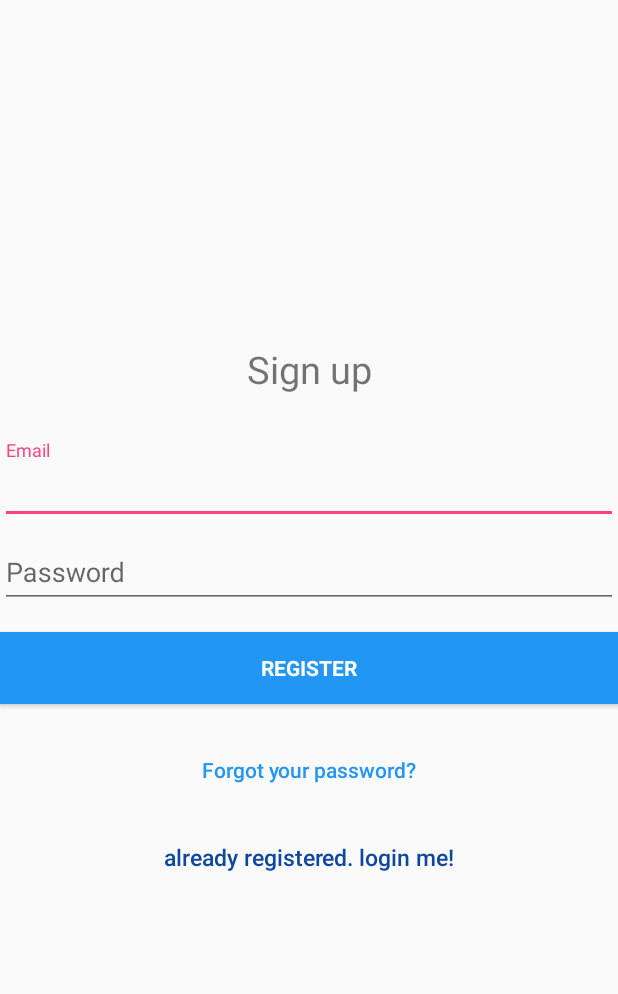
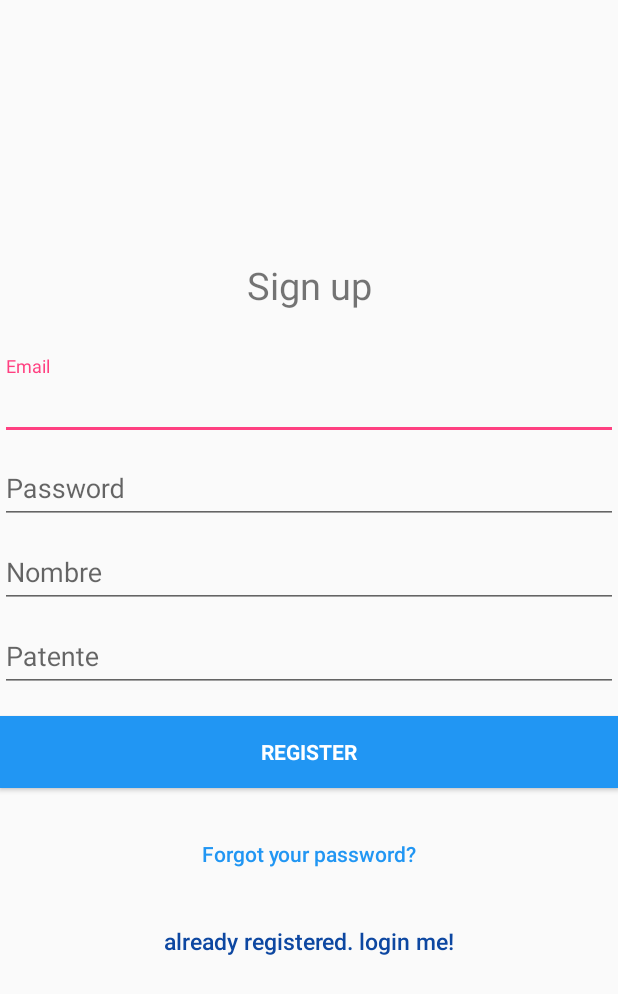
Before and after one commit to joaquinjv/steertesis, an Android app: the SignupActivity screen opened directly, with no data from a screen before it, on a phone screen of 412 x 824 dp. Shown: the top 994 px of the screen. Run offline under Robolectric (Android 15) with nearby library versions, the phone set to English and light mode, and no system bars; our stand-ins replace Firebase (no records; nobody signed in at launch, a user with empty details on screens opened directly); 1 statement that could not run was skipped.

```diff
--- a/app/src/main/java/com/unlp/tesis/steer/SignupActivity.java
+++ b/app/src/main/java/com/unlp/tesis/steer/SignupActivity.java
@@ -18,13 +18,18 @@ import com.google.android.gms.tasks.OnCompleteListener;
 import com.google.android.gms.tasks.Task;
 import com.google.firebase.auth.AuthResult;
 import com.google.firebase.auth.FirebaseAuth;
+import com.google.firebase.auth.FirebaseUser;
+import com.google.firebase.database.DatabaseReference;
+import com.google.firebase.database.FirebaseDatabase;
+import com.unlp.tesis.steer.entities.User;
 
 public class SignupActivity extends AppCompatActivity {
 
-    private EditText inputEmail, inputPassword;
+    private EditText inputEmail, inputPassword, inputName, inputPlate;
     private Button btnSignIn, btnSignUp, btnResetPassword;
     private ProgressBar progressBar;
     private FirebaseAuth auth;
+    private DatabaseReference mDatabase;
 
     @Override
     protected void onCreate(Bundle savedInstanceState) {
@@ -35,6 +40,8 @@ public class SignupActivity extends AppCompatActivity {
 //        setSupportActionBar(toolbar);
         getSupportActionBar().setDisplayHomeAsUpEnabled(true);
 
+        //Get Firebase database instance
+        mDatabase = FirebaseDatabase.getInstance().getReference();
         //Get Firebase auth instance
         auth = FirebaseAuth.getInstance();
 
@@ -42,6 +49,8 @@ public class SignupActivity extends AppCompatActivity {
         btnSignUp = (Button) findViewById(R.id.sign_up_button);
         inputEmail = (EditText) findViewById(R.id.email);
         inputPassword = (EditText) findViewById(R.id.password);
+        inputName = (EditText) findViewById(R.id.name);
+        inputPlate = (EditText) findViewById(R.id.plate);
         progressBar = (ProgressBar) findViewById(R.id.progressBar);
         btnResetPassword = (Button) findViewById(R.id.btn_reset_password);
 
@@ -84,7 +93,7 @@ public class SignupActivity extends AppCompatActivity {
 
                 progressBar.setVisibility(View.VISIBLE);
                 //create user
-                auth.createUserWithEmailAndPassword(email, password)
+                auth. createUserWithEmailAndPassword(email, password)
                         .addOnCompleteListener(SignupActivity.this, new OnCompleteListener<AuthResult>() {
                             @Override
                             public void onComplete(@NonNull Task<AuthResult> task) {
@@ -97,14 +106,25 @@ public class SignupActivity extends AppCompatActivity {
                                     Toast.makeText(SignupActivity.this, "Authentication failed." + task.getException(),
                                             Toast.LENGTH_SHORT).show();
                                 } else {
-                                    startActivity(new Intent(SignupActivity.this, MainActivity.class));
-                                    finish();
+                                    onAuthSuccess(task.getResult().getUser());
                                 }
                             }
                         });
 
             }
         });
+    }
+
+    private void onAuthSuccess(FirebaseUser user) {
+        String name = inputName.getText().toString().trim();
+        String plate = inputPlate.getText().toString().trim();
+
+        // Write new user
+        writeNewUser(user.getUid(), name, user.getEmail(), plate);
+
+        // Go to MainActivity
+        startActivity(new Intent(SignupActivity.this, MainActivity.class));
+        finish();
     }
 
     private void resetPassword() {
@@ -155,4 +175,11 @@ public class SignupActivity extends AppCompatActivity {
         super.onResume();
         progressBar.setVisibility(View.GONE);
     }
+
+    // [START basic_write]
+    private void writeNewUser(String userId, String name, String email, String plate) {
+        User user = new User(name, email, plate);
+
+        mDatabase.child("users").child(userId).setValue(user);
+    }
 }
--- a/app/src/main/res/layout/activity_signup.xml
+++ b/app/src/main/res/layout/activity_signup.xml
@@ -67,6 +67,38 @@
 
         </android.support.design.widget.TextInputLayout>
 
+        <android.support.design.widget.TextInputLayout
+            android:layout_width="match_parent"
+            android:layout_height="wrap_content">
+
+            <EditText
+                android:id="@+id/name"
+                android:layout_width="match_parent"
+                android:layout_height="wrap_content"
+                android:hint="@string/name"
+                android:inputType="text"
+                android:imeOptions="actionNext"
+                android:maxLines="1"
+                android:textColor="@color/input_register" />
+
+        </android.support.design.widget.TextInputLayout>
+
+        <android.support.design.widget.TextInputLayout
+            android:layout_width="match_parent"
+            android:layout_height="wrap_content">
+
+            <EditText
+                android:id="@+id/plate"
+                android:layout_width="match_parent"
+                android:layout_height="wrap_content"
+                android:hint="@string/plate"
+                android:inputType="text"
+                android:imeOptions="actionNext"
+                android:maxLines="1"
+                android:textColor="@color/input_register" />
+
+        </android.support.design.widget.TextInputLayout>
+
         <!-- Sign up Button -->
 
         <Button
--- a/app/src/main/res/layout/header_navview.xml
+++ b/app/src/main/res/layout/header_navview.xml
@@ -10,9 +10,9 @@
          android:scaleType="centerCrop" />
     <!--android:src="@drawable/navheader"-->
     <TextView
+        android:id="@+id/titleNavView"
         android:layout_width="wrap_content"
         android:layout_height="wrap_content"
-        android:text="@string/titleNavView"
         android:textAppearance="@style/TextAppearance.AppCompat.Large.Inverse"
         android:textStyle="bold"
         android:layout_gravity="bottom"
--- a/app/src/main/res/values/strings.xml
+++ b/app/src/main/res/values/strings.xml
@@ -37,6 +37,8 @@
 
     <string name="action_sign_in_short">Register</string>
     <string name="email">Email</string>
+    <string name="name">Nombre</string>
+    <string name="plate">Patente</string>
     <string name="minimum_password">Password too short, enter minimum 6 characters!</string>
     <string name="auth_failed">Authentication failed, check your email and password or sign up</string>
     <string name="title_activity_login">Sign in</string>
```
Also changed, not shown: app/src/main/java/com/unlp/tesis/steer/MainActivity.java (+51 -10 lines), app/src/main/java/com/unlp/tesis/steer/entities/User.java (added, +47 -0 lines), 1 other file.
